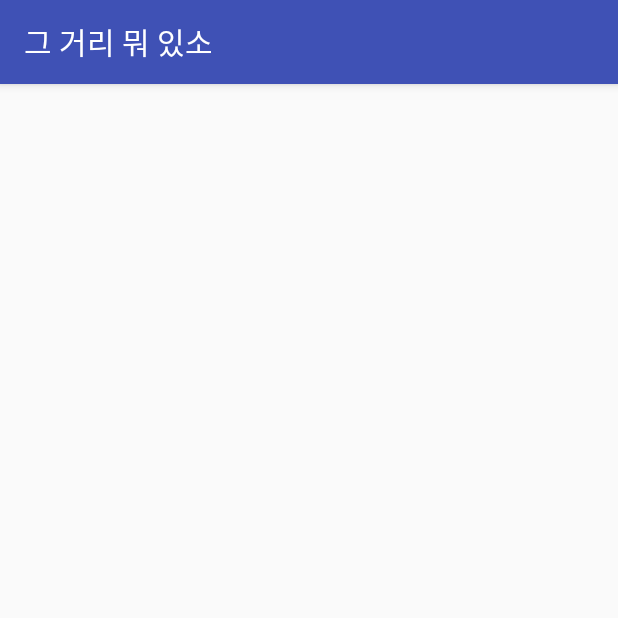
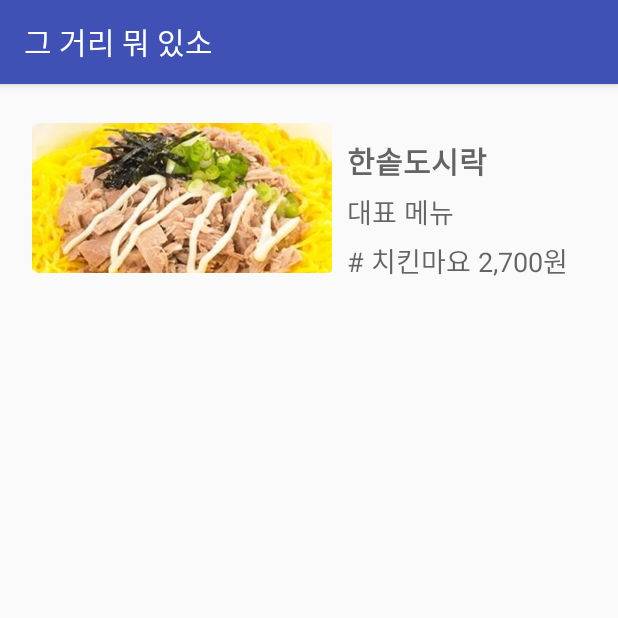
Before and after one commit to goodness897/MuajiProject, an Android app: the CouponActivity screen opened directly, with no data from a screen before it, on a phone screen of 412 x 824 dp, the top half of it. Run offline under Robolectric (Android 15) with nearby library versions, the phone set to English and light mode, and no system bars; 2 statements that could not run were skipped.

Commit message:
modifed CouponActivity

```diff
--- a/app/src/main/java/com/example/mu/myapplication/CouponActivity.java
+++ b/app/src/main/java/com/example/mu/myapplication/CouponActivity.java
@@ -1,15 +1,119 @@
 package com.example.mu.myapplication;
 
+import android.content.Context;
+import android.media.Image;
 import android.support.v7.app.AppCompatActivity;
 import android.os.Bundle;
+import android.view.LayoutInflater;
+import android.view.View;
+import android.view.ViewGroup;
+import android.widget.BaseAdapter;
+import android.widget.FrameLayout;
+import android.widget.ImageView;
+import android.widget.ListView;
+import android.widget.TextView;
+
+import java.util.ArrayList;
+import java.util.List;
 
 public class CouponActivity extends AppCompatActivity {
+    ListView listView;
+    CouponAdapter cAdapter;
 
     @Override
     protected void onCreate(Bundle savedInstanceState) {
         super.onCreate(savedInstanceState);
         setContentView(R.layout.activity_coupon);
+        listView = (ListView)findViewById(R.id.listView);
+        cAdapter = new CouponAdapter(this);
+        listView.setAdapter(cAdapter);
+        cAdapter.add(new CouponData(R.drawable.image1, "쿠폰", "20% 할인 쿠폰"));
+    }
+}
+class CouponData {
+    public int image;
+    public String title;
+    public String content;
+
+    CouponData(int image, String title, String content){
+        this.image = image;
+        this.title = title;
+        this.content = content;
+    }
+}
+
+class CouponView extends FrameLayout {
+    public CouponView(Context context){
+        super(context);
+        init();
+    }
+
+    ImageView imageView;
+    TextView titleView,contentView;
+
+
+    private void init() {
+        LayoutInflater.from(getContext()).inflate(R.layout.coupon_item,this);
+
+    }
+    CouponData mData;
+    public void setCouponData(CouponData data){
+        mData = data;
+        titleView.setText(data.title);
+        contentView.setText(data.content);
 
 
     }
+
 }
+class CouponAdapter extends BaseAdapter {
+
+    ArrayList<CouponData> items = new ArrayList<CouponData>();
+    Context mContext;
+
+    public CouponAdapter(Context context) {
+        mContext = context;
+    }
+
+    public void add(CouponData item) {
+        items.add(item);
+        notifyDataSetChanged();
+    }
+
+    public void addAll(List<CouponData> items) {
+        this.items.addAll(items);
+        notifyDataSetChanged();
+    }
+
+    @Override
+    public int getViewTypeCount() {
+        return super.getViewTypeCount();
+    }
+
+    @Override
+    public int getCount() {
+        return items.size();
+    }
+
+    @Override
+    public Object getItem(int position) {
+        return items.get(position);
+    }
+
+    @Override
+    public long getItemId(int position) {
+        return position;
+    }
+
+    @Override
+    public View getView(int position, View convertView, ViewGroup parent) {
+        CouponView v;
+        if (convertView == null) {
+            v = new CouponView(mContext);
+        } else {
+            v = (CouponView) convertView;
+        }
+        v.setCouponData(items.get(position));
+        return v;
+    }
+}
--- a/app/src/main/java/com/example/mu/myapplication/Tab1.java
+++ b/app/src/main/java/com/example/mu/myapplication/Tab1.java
@@ -54,7 +54,7 @@ public class Tab1 extends Fragment {
 
     };
 
-    public void initData() {
+    private void initData() {
         String s;
 
         switch (type) { //image, title, type, content, menu1, menu2
--- a/app/src/main/res/layout/activity_coupon.xml
+++ b/app/src/main/res/layout/activity_coupon.xml
@@ -9,4 +9,11 @@
     android:paddingTop="@dimen/activity_vertical_margin"
     tools:context="com.example.mu.myapplication.CouponActivity">
 
+    <ListView
+        android:layout_width="wrap_content"
+        android:layout_height="wrap_content"
+        android:id="@+id/listView"
+        android:layout_alignParentTop="true"
+        android:layout_alignParentLeft="true"
+        android:layout_alignParentStart="true" />
 </RelativeLayout>
--- /dev/null
+++ b/app/src/main/res/layout/coupon_item.xml
@@ -0,0 +1,60 @@
+<?xml version = "1.0" encoding="UTF-8"?>
+<LinearLayout xmlns:android="http://schemas.android.com/apk/res/android"
+    android:layout_width="match_parent"
+    android:layout_height="wrap_content"
+    android:orientation="horizontal">
+
+    <ImageView
+        android:id="@+id/image_icon"
+        android:layout_width="200dp"
+        android:layout_height="100dp"
+        android:layout_marginLeft="5dp"
+        android:layout_marginTop="10dp"
+        android:src="@drawable/first"
+        android:scaleType="centerCrop" />
+
+    <LinearLayout
+        android:layout_width="match_parent"
+        android:layout_height="wrap_content"
+        android:orientation="vertical"
+        android:layout_marginLeft="10dp"
+        android:layout_weight="1"
+        android:layout_marginTop="10dp">
+
+        <LinearLayout
+            android:layout_width="match_parent"
+            android:layout_height="wrap_content"
+            android:layout_marginTop="10dp">
+
+            <TextView
+                android:id="@+id/text_title"
+                android:layout_width="0dp"
+                android:layout_height="wrap_content"
+                android:layout_weight="4"
+                android:text="한솥도시락"
+                android:textAppearance="?android:attr/textAppearanceMedium"
+                android:textSize="20dp"
+                android:textStyle="bold" />
+
+        </LinearLayout>
+
+        <TextView
+            android:id="@+id/text_name2"
+            android:layout_width="match_parent"
+            android:layout_height="wrap_content"
+            android:text="대표 메뉴"
+            android:textAppearance="?android:attr/textAppearanceMedium"
+            android:layout_marginTop="5dp" />
+
+        <TextView
+            android:id="@+id/text_menu1"
+            android:layout_width="match_parent"
+            android:layout_height="wrap_content"
+            android:text="# 치킨마요 2,700원"
+            android:textAppearance="?android:attr/textAppearanceMedium"
+            android:layout_marginTop="5dp"
+            android:textStyle="normal" />
+
+
+    </LinearLayout>
+</LinearLayout>
```
